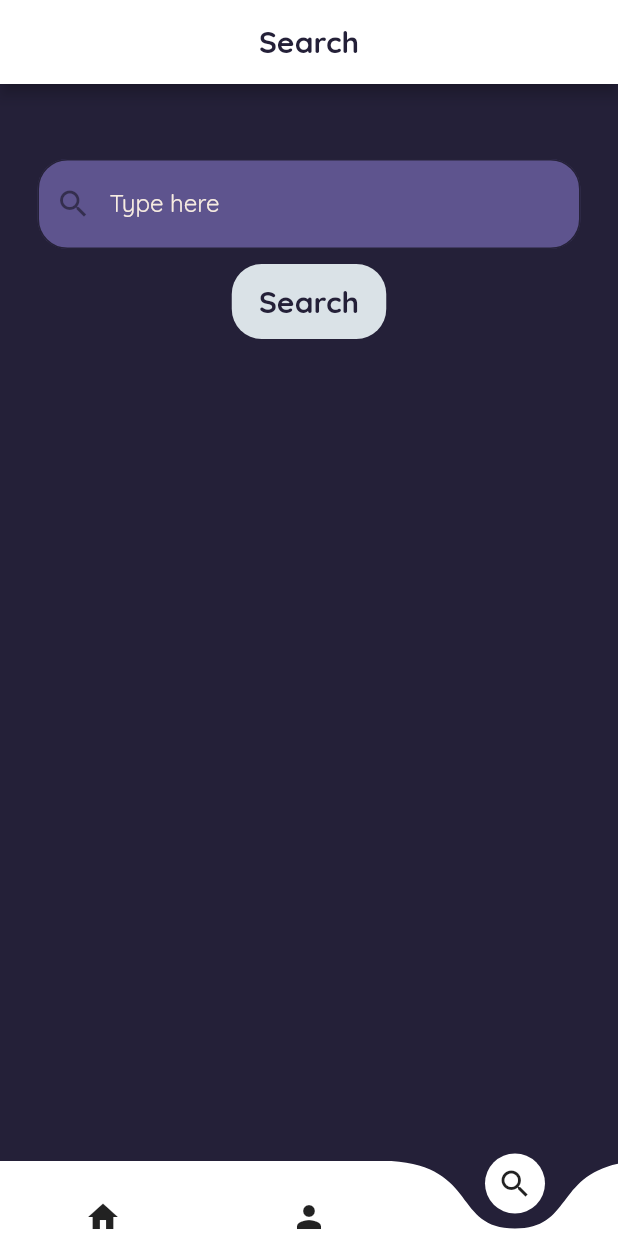
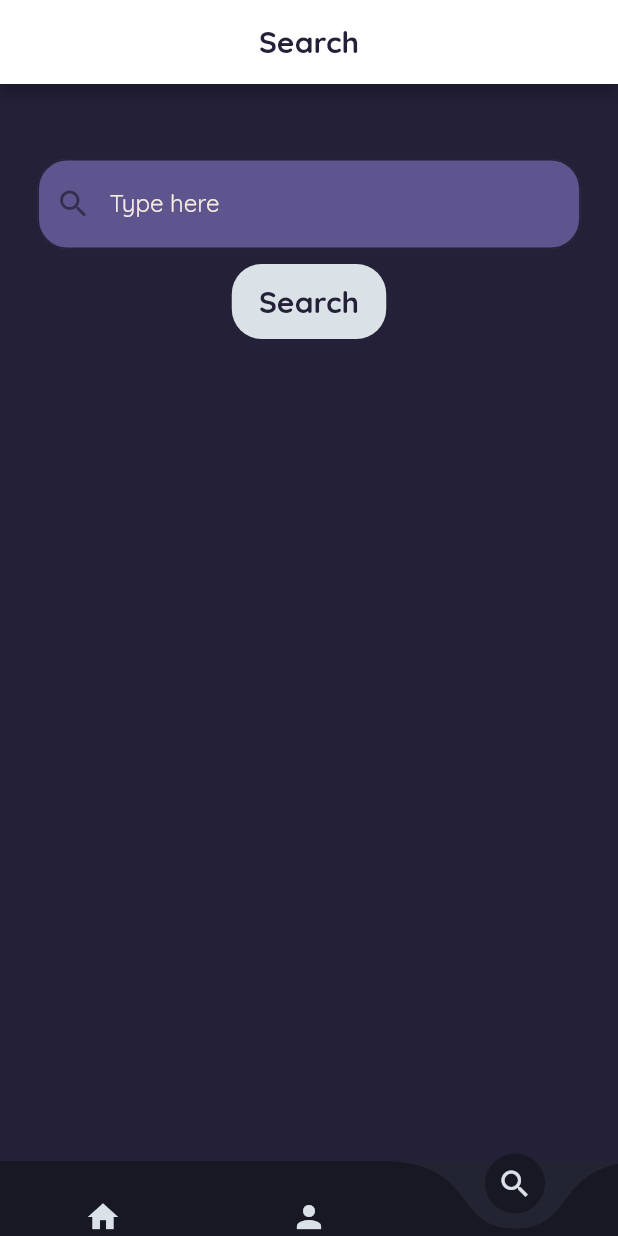
Before and after one commit to Stefanyvitoria/PISI3, a Flutter app: the Catalog screen opened directly, item 3 of the bottom bar chosen, after a tap on "Search", on a phone screen of 412 x 824 dp. Run offline on Flutter 3.47's test engine with Material 2 defaults, Android fonts, the light colour scheme and no system bars; drawn by our look-alikes of curved_navigation_bar; our stand-ins replace cloud_firestore, firebase_core, flutter_rating_bar, google_fonts, page_transition; missing offline and left inert: flutter_gradients; accounts and stored records are empty.

Commit message:
- some changes

```diff
--- a/assets/dataset/ciencia.json
+++ /dev/null
@@ -1 +0,0 @@
-{"title":{"0":"Haikyuu!! Second Season"},"synopsis":{"0":"Following their participation at the Inter-High, the Karasuno High School volleyball team attempts to refocus their efforts, aiming to conquer the Spring tournament instead.  \r\n \r\nWhen they receive an invitation from long-standing rival Nekoma High, Karasuno agrees to take part in a large training camp alongside many notable volleyball teams in Tokyo and even some national level players. By playing with some of the toughest teams in Japan, they hope not only to sharpen their skills, but also come up with new attacks that would strengthen them. Moreover, Hinata and Kageyama attempt to devise a more powerful weapon, one that could possibly break the sturdiest of blocks.  \r\n \r\nFacing what may be their last chance at victory before the senior players graduate, the members of Karasuno's volleyball team must learn to settle their differences and train harder than ever if they hope to overcome formidable opponents old and new\u2014including their archrival Aoba Jousai and its world-class setter Tooru Oikawa. \r\n \r\n[Written by MAL Rewrite]"},"genre":{"0":"['Comedy', 'Sports', 'Drama', 'School', 'Shounen']"},"aired":{"0":"Oct 4, 2015 to Mar 27, 2016"},"episodes":{"0":25.0},"score":{"0":8.82},"img_url":{"0":"https:\/\/cdn.myanimelist.net\/images\/anime\/9\/76662.jpg"}}
--- a/lib/controllers/animeController.dart
+++ b/lib/controllers/animeController.dart
@@ -5,18 +5,18 @@ import 'package:flutter/services.dart';
 
 class AnimeController {
   Future<String> _carregaAnimeJson() async {
-    return await rootBundle.loadString('assets/dataset/base_animes.json');
+    return await rootBundle.loadString('assets/dataset/animes-limpo.json');
   }
 
-  Future carregaAluno(index) async {
+  Future carregaAnime(index) async {
     String jsonString = await _carregaAnimeJson();
     final jsonResponse = json.decode(jsonString);
     Map<String, dynamic> uid = jsonResponse['uid'];
     Map<String, dynamic> name = jsonResponse['title'];
-    Map<String, dynamic> email = {};
     Map<String, dynamic> genre = jsonResponse['genre'];
     Map<String, dynamic> synopsis = jsonResponse['synopsis'];
-    Map<String, dynamic> aired = jsonResponse['aired'];
+    Map<String, dynamic> start = jsonResponse['start'];
+    Map<String, dynamic> finish = jsonResponse['finish'];
     Map<String, dynamic> episode = jsonResponse['episodes'];
     Map<String, dynamic> member = jsonResponse['members'];
     Map<String, dynamic> popularity = jsonResponse['popularity'];
@@ -27,25 +27,26 @@ class AnimeController {
 
     Anime anime = new Anime.fromJson({
       'uid': uid[index],
-      'name': name[index],
-      'email': null,
+      'name': name[index].toString(),
       'genre': genre[index]
           .toString()
           .replaceAll('[', '')
           .replaceAll(']', '')
           .split(', ')
           .toList(),
-      'synopsis': synopsis[index],
-      'aired': aired[index],
+      'synopsis': synopsis[index].toString(),
+      'start': start[index].toString(),
+      'finish': finish[index].toString(),
       'episodes': episode[index],
       'members': member[index],
       'popularity': popularity[index],
       'score': score[index],
       'ranked': ranked[index],
-      'img_url': img_url[index],
-      'link': link[index]
+      'img_url': img_url[index].toString(),
+      'link': link[index].toString()
     });
 
     FirestoreModel().add('Animes', anime);
+    print(index);
   }
 }
--- a/lib/main.dart
+++ b/lib/main.dart
@@ -1,3 +1,4 @@
+import 'package:animecom/views/catalog_view.dart';
 import 'package:animecom/views/pre-sets.dart';
 import 'package:animecom/views/splash_view.dart';
 import 'package:firebase_core/firebase_core.dart';
@@ -32,7 +33,7 @@ class MyApp extends StatelessWidget {
           debugShowCheckedModeBanner: false,
           title: 'AnimeCom',
           theme: ThemeData(primarySwatch: _createMaterialColor(linen)),
-          home: SplashScreen(title: 'AnimeCom'),
+          home: Catalog(),
         );
       },
     );
--- a/lib/models/user_model.dart
+++ b/lib/models/user_model.dart
@@ -6,7 +6,7 @@ class User {
   String _age;
   String _phone;
   String _password;
-  List<String> _favorites;
+  List _favorites;
 
   User(
       {String uid,
@@ -16,7 +16,7 @@ class User {
       String age,
       String phone,
       String password,
-      List<String> favorites}) {
+      List favorites}) {
     this._uid = uid;
     this._name = name;
     this._email = email;
@@ -42,7 +42,7 @@ class User {
   String get password => _password;
   set password(String password) => _password = password;
   List<String> get favorites => _favorites;
-  set favorites(List<String> favorites) => _favorites = favorites;
+  set favorites(List favorites) => _favorites = favorites;
 
   User.fromJson(Map<String, dynamic> json) {
     _uid = json['uid'];
--- a/lib/views/catalog_view.dart
+++ b/lib/views/catalog_view.dart
@@ -1,14 +1,10 @@
-import 'package:animecom/models/anime_model.dart';
-import 'package:animecom/models/firestore_model.dart';
+import 'package:animecom/controllers/animeController.dart';
 import 'package:animecom/models/user_model.dart';
 import 'package:animecom/views/pre-sets.dart';
 import 'package:animecom/views/favorites_view.dart';
 import 'package:animecom/views/settings_view.dart';
 import 'package:flutter/material.dart';
 import 'package:curved_navigation_bar/curved_navigation_bar.dart';
-import 'dart:convert';
-import 'dart:async' show Future;
-import 'package:flutter/services.dart' show rootBundle;
 
 class Catalog extends StatefulWidget {
   @override
@@ -77,14 +73,21 @@ class _CatalogState extends State<Catalog> {
           animationDuration: Duration(milliseconds: 500),
           animationCurve: Curves.ease,
           height: 50,
-          backgroundColor: darkpurple,
+          backgroundColor: darkblue1,
+          color: darkblue,
           onTap: (index) {
             _onItemTapped(index);
           },
           items: <Widget>[
-            Icon(Icons.home),
-            Icon(Icons.person),
-            Icon(Icons.search),
+            Icon(
+              Icons.home,
+              color: gainsboro,
+            ),
+            Icon(Icons.person, color: gainsboro),
+            Icon(
+              Icons.search,
+              color: gainsboro,
+            ),
           ],
         ),
         body: SizedBox.expand(
@@ -96,7 +99,12 @@ class _CatalogState extends State<Catalog> {
             },
             children: [
               Container(
-                decoration: BoxDecoration(color: darkpurple),
+                decoration: BoxDecoration(
+                    gradient: LinearGradient(
+                        colors: [darkblue1, darkblue],
+                        begin: Alignment.topCenter,
+                        end: Alignment.bottomCenter),
+                    color: darkblue),
                 child: ListView(
                   children: <Widget>[
                     for (String item in genders)
@@ -116,7 +124,11 @@ class _CatalogState extends State<Catalog> {
                           height: 160,
                           width: 50,
                           decoration: BoxDecoration(
-                              color: darkpurple2,
+                              border: Border.all(color: darkblue2, width: 1),
+                              gradient: LinearGradient(
+                                  colors: [darkblue2, darkblue],
+                                  begin: Alignment.topCenter,
+                                  end: Alignment.bottomCenter),
                               borderRadius:
                                   BorderRadius.all(Radius.circular(25))),
                         ),
@@ -269,7 +281,11 @@ class _CatalogState extends State<Catalog> {
                               ),
                             ),
                           ),
-                          onPressed: () {},
+                          onPressed: () {
+                            for (var i = 0; i < 16214; i++) {
+                              AnimeController().carregaAnime(i.toString());
+                            }
+                          },
                           child: Text(
                             'Search',
                             style: quicksand(
--- a/lib/views/pre-sets.dart
+++ b/lib/views/pre-sets.dart
@@ -4,13 +4,19 @@ import 'package:google_fonts/google_fonts.dart';
 //Paleta de cores
 const darkpurple = Color(0xFF242038);
 const darkpurple1 = Color(0xFF2F2A4A);
-const darkpurple2 = Color(0xff3a335e);
+const darkpurple2 = Color(0xff292440);
 const slateblue = Color(0XFF725AC1);
 const midpurpleblue = Color(0XFF8D86C9);
 const lavendergrey = Color(0xFFCAC4CE);
 const linen = Color(0XFFF7ECE1);
 const purplenavy = Color(0XFF5E548E);
 const gainsboro = Color(0XFFDAE2E7);
+const favyellow = Color(0xFFffc83d);
+const darkblue = Color(0xff181824);
+const darkblue1 = Color(0xff222531);
+const darkblue2 = Color(0xff2e2f3a);
+const darkblue3 = Color(0xff2d2f3c);
+const darkblue4 = Color(0xff11121b);
 
 //Fontes
 quicksand({color, fontSize, fontWeight}) {
--- a/pubspec.yaml
+++ b/pubspec.yaml
@@ -23,7 +23,8 @@ environment:
 dependencies:
   flutter:
     sdk: flutter
-
+  flutter_gradients: ^1.0.0+3
+  flutter_rating_bar: ^4.0.0
   cloud_firestore: ^2.2.0
   firebase_core: ^1.2.0
   web_socket_channel: ^1.1.0
```
Also changed, not shown: lib/models/anime_model.dart (+9 -10 lines), lib/views/favorites_view.dart (+46 -18 lines), lib/views/widgets/container_anime.dart (+61 -12 lines), pubspec.lock.
